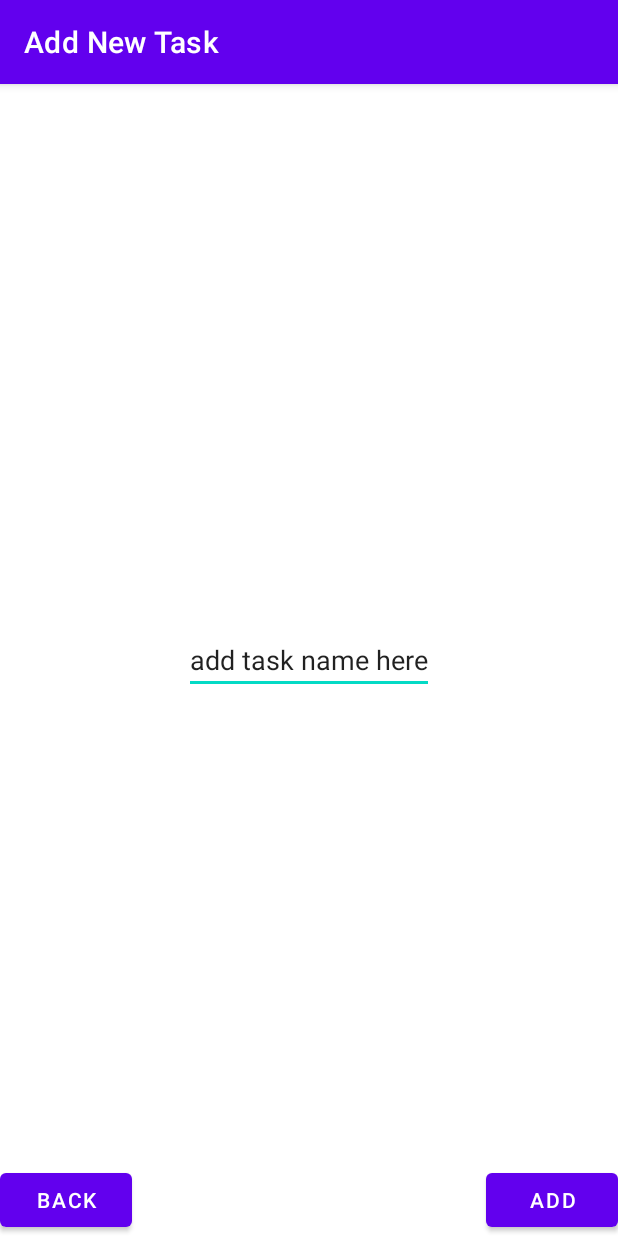
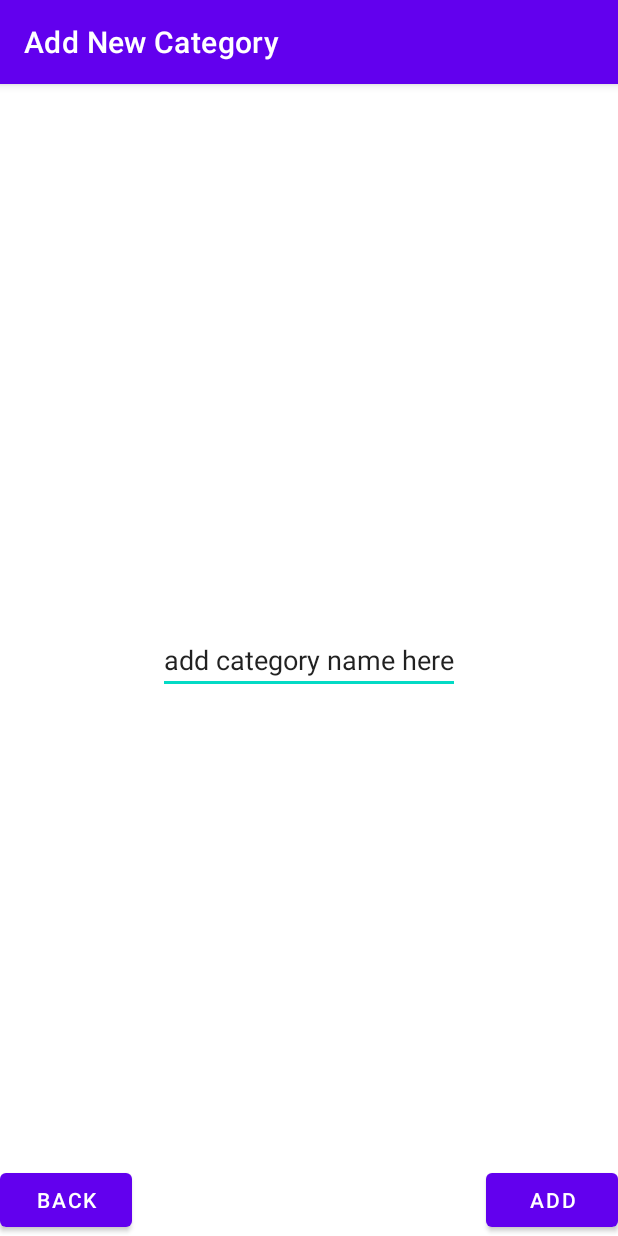
Before and after one commit to MatthewSpitzley/SimpleScheduler, an Android app: the screen it shows after launch (AddCategoryActivity), after a tap on "Add a new Category", on a phone screen of 412 x 824 dp. Run offline under Robolectric (Android 15) with nearby library versions, the phone set to English and light mode, and no system bars; our stand-ins replace Volley.

Commit message:
category

```diff
--- a/SimpleSchedulerApp/app/src/main/AndroidManifest.xml
+++ b/SimpleSchedulerApp/app/src/main/AndroidManifest.xml
@@ -16,7 +16,7 @@
         android:theme="@style/Theme.SimpleSchedulerProject" >
         <activity
             android:name=".AddCategoryActivity"
-            android:label="Add New Task">
+            android:label="Add New Category">
         </activity>
         <activity
             android:name=".ProfileActivity"
--- a/SimpleSchedulerApp/app/src/main/res/layout/activity_add_category.xml
+++ b/SimpleSchedulerApp/app/src/main/res/layout/activity_add_category.xml
@@ -9,7 +9,7 @@
 
     <EditText
         android:id="@+id/category_name"
-        android:text="add task name here"
+        android:text="add category name here"
         android:layout_width="wrap_content"
         android:layout_height="wrap_content"
         android:layout_centerInParent="true">
```
